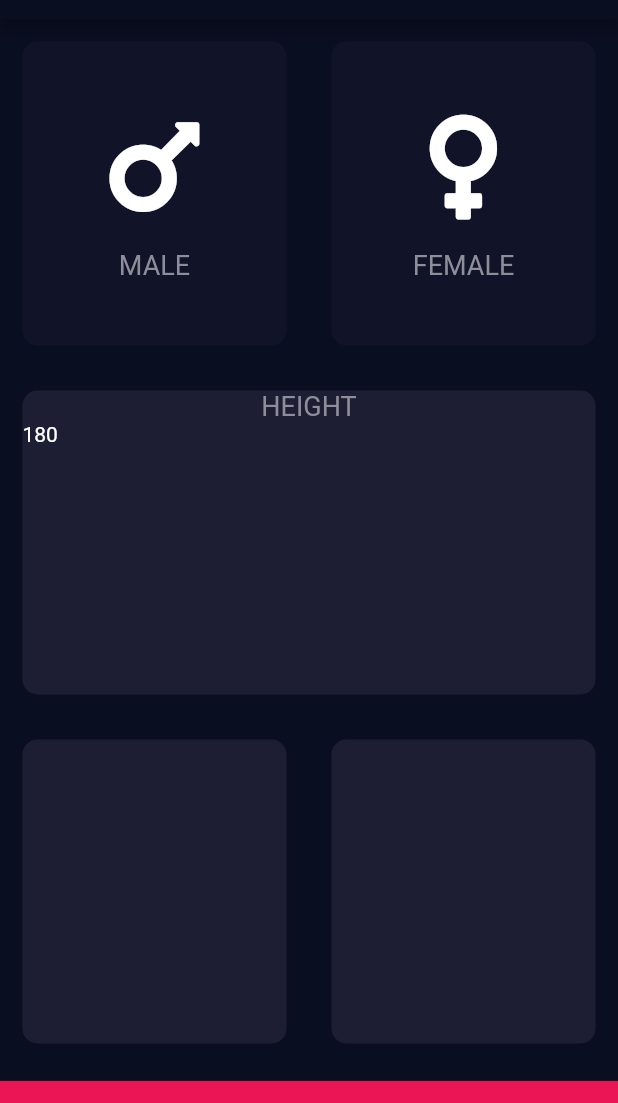
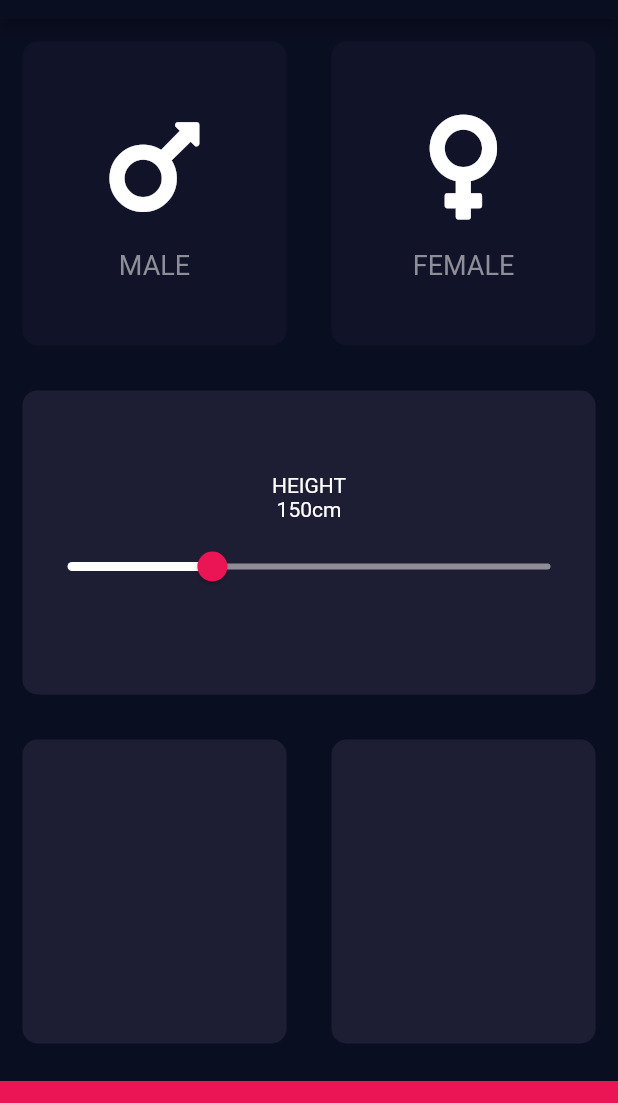
Before and after one commit to Praveen-Sharma00/BMI-Calcuator, a Flutter app: the screen it shows after launch, on a phone screen of 412 x 824 dp, the part 65-1168 px from its top. Run offline on Flutter 3.47's test engine with Material 2 defaults, Android fonts, the phone set to English and light mode, and no system bars; our stand-ins replace font_awesome_flutter; statements that could not run were skipped.

Commit message:
Added SliderInput , Themed

```diff
--- a/lib/input_page.dart
+++ b/lib/input_page.dart
@@ -1,4 +1,5 @@
 import 'package:bmi_calculator/constants.dart';
+import 'package:flutter/cupertino.dart';
 import 'package:flutter/material.dart';
 import 'package:font_awesome_flutter/font_awesome_flutter.dart';
 
@@ -17,7 +18,7 @@ class _InputPageState extends State<InputPage> {
   Color femaleCardColor = kInActiveCardColor;
 
   Gender selectedGender;
-
+  int height = 150;
   @override
   Widget build(BuildContext context) {
     return Scaffold(
@@ -65,13 +66,48 @@ class _InputPageState extends State<InputPage> {
             child: ReusableCard(
               color: kActiveCardColor,
               cardChild: Column(
+                mainAxisAlignment: MainAxisAlignment.center,
                 children: <Widget>[
                   Text(
                     'HEIGHT',
-                    style: labelTextStyle,
+                    style: kLabelTextStyle,
                   ),
                   Row(
-                    children: <Widget>[Text('180')],
+                    mainAxisAlignment: MainAxisAlignment.center,
+                    crossAxisAlignment: CrossAxisAlignment.baseline,
+                    textBaseline: TextBaseline.alphabetic,
+                    children: <Widget>[
+                      Text(
+                        height.toString(),
+                        style: kNumberTextStyle,
+                      ),
+                      Text(
+                        'cm',
+                        style: kLabelTextStyle,
+                      ),
+                    ],
+                  ),
+                  SliderTheme(
+                    data: SliderTheme.of(context).copyWith(
+                      activeTrackColor: Colors.white,
+                      inactiveTrackColor: Color(0XFF8F8E98),
+                      thumbColor: Color(0xFFEB1555),
+                      overlayColor: Color(0x29EB1555),
+                      thumbShape:
+                          RoundSliderThumbShape(enabledThumbRadius: 10.0),
+                      overlayShape:
+                          RoundSliderOverlayShape(overlayRadius: 30.0),
+                    ),
+                    child: Slider(
+                      value: height.toDouble(),
+                      min: 120,
+                      max: 220,
+                      onChanged: (double newValue) {
+                        setState(() {
+                          height = newValue.toInt();
+                        });
+                      },
+                    ),
                   ),
                 ],
               ),
```
